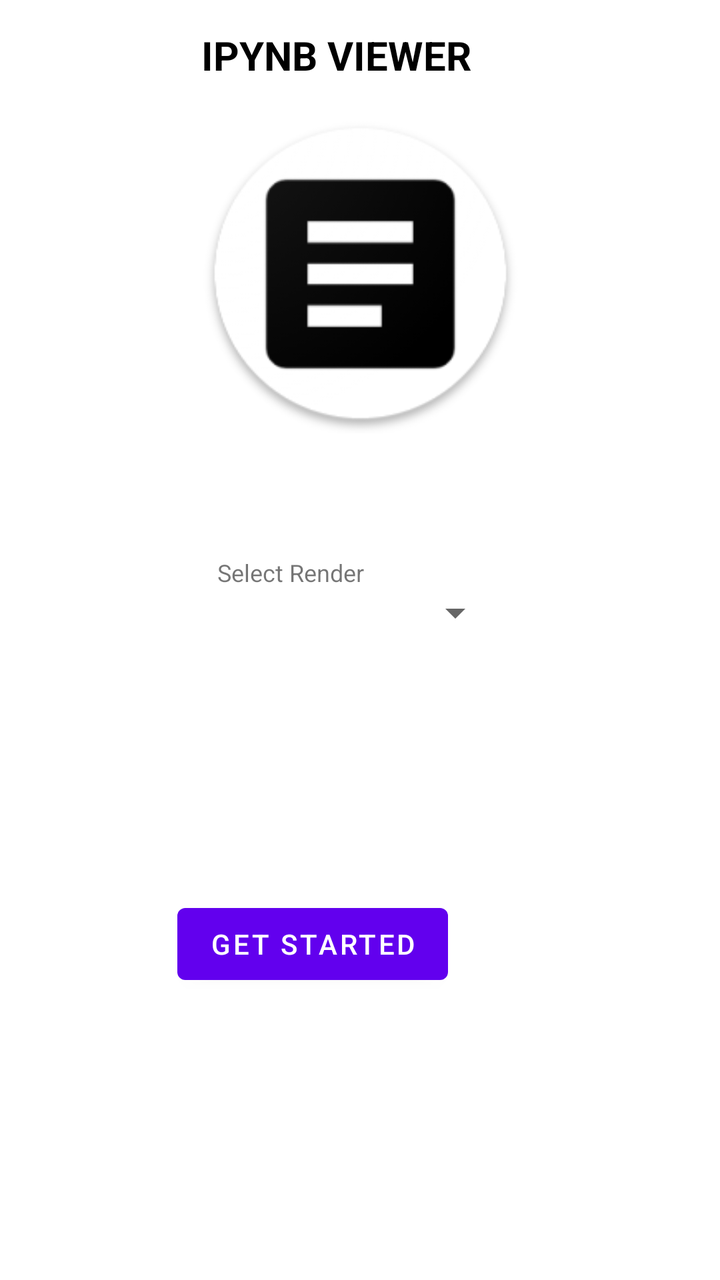
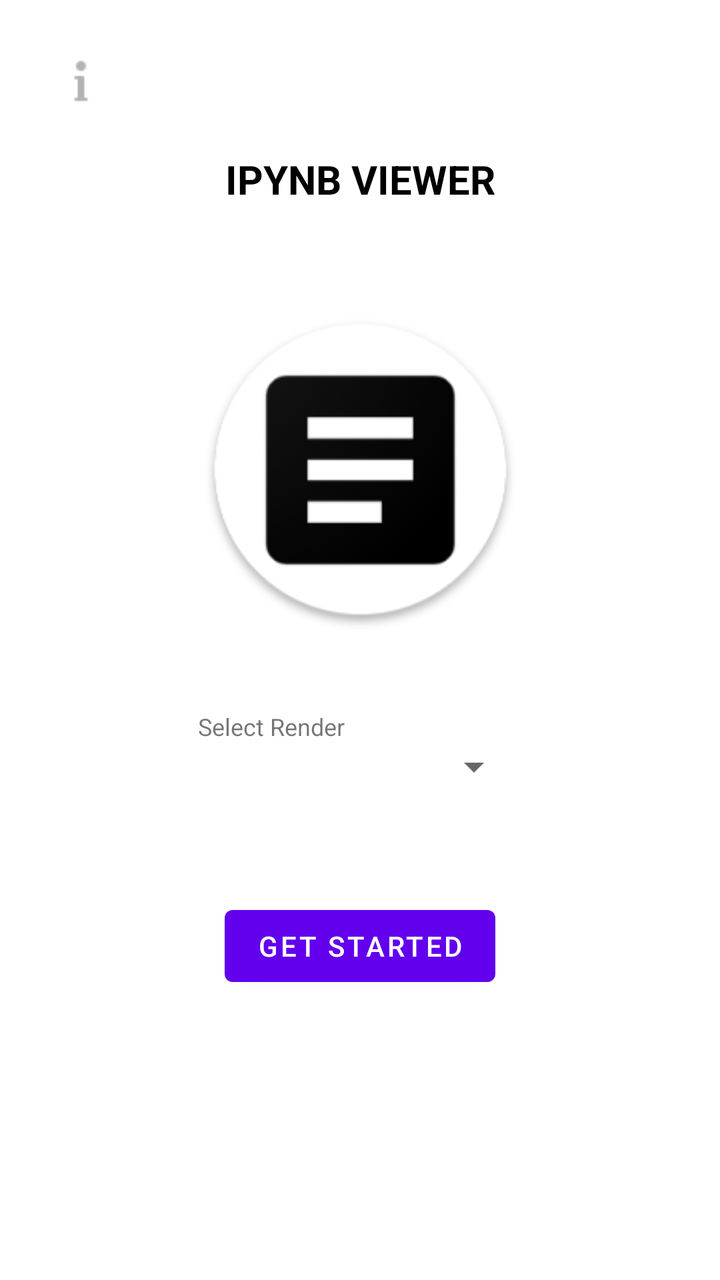

Compare the two renders of this Android layout. The source of the first and the diff that turns it into the second are given below.
<!-- AndroidManifest.xml: application theme Theme.IpynbViewer -->
<!-- res/layout/activity_main.xml -->
<?xml version="1.0" encoding="utf-8"?>
<androidx.constraintlayout.widget.ConstraintLayout xmlns:android="http://schemas.android.com/apk/res/android"
    xmlns:app="http://schemas.android.com/apk/res-auto"
    xmlns:tools="http://schemas.android.com/tools"
    android:layout_width="match_parent"
    android:layout_height="match_parent">

    <Button
        android:id="@+id/getStarted"
        android:layout_width="wrap_content"
        android:layout_height="wrap_content"
        android:layout_marginTop="448dp"
        android:layout_marginEnd="136dp"
        android:text="Get Started"
        app:layout_constraintEnd_toEndOf="parent"
        app:layout_constraintTop_toTopOf="parent" />

    <TextView
        android:id="@+id/title"
        android:layout_width="wrap_content"
        android:layout_height="wrap_content"
        android:layout_marginTop="58dp"
        android:layout_marginBottom="237dp"
        android:text="IPYNB VIEWER"
        android:textColor="#000000"
        android:textSize="20sp"
        android:textStyle="bold"
        app:layout_constraintBottom_toTopOf="@+id/linearLayout"
        app:layout_constraintStart_toStartOf="@+id/logoimg"
        app:layout_constraintTop_toTopOf="parent" />

    <ImageView
        android:id="@+id/logoimg"
        android:layout_width="159dp"
        android:layout_height="0dp"
        android:src="@drawable/logo"
        app:layout_constraintEnd_toEndOf="parent"
        app:layout_constraintStart_toStartOf="parent"
        app:layout_constraintTop_toBottomOf="@+id/title" />

    <LinearLayout
        android:id="@+id/linearLayout"
        android:layout_width="143dp"
        android:layout_height="57dp"
        android:layout_marginBottom="349dp"
        android:orientation="vertical"
        app:layout_constraintBottom_toBottomOf="parent"
        app:layout_constraintEnd_toEndOf="parent"
        app:layout_constraintStart_toStartOf="parent"
        app:layout_constraintTop_toBottomOf="@+id/title">

        <TextView
            android:layout_width="match_parent"
            android:layout_height="wrap_content"
            android:text="Select Render"
            android:textSize="12sp" />

        <Spinner
            android:id="@+id/selectRender"
            android:layout_width="match_parent"
            android:layout_height="wrap_content"
            android:prompt="@string/title" />


    </LinearLayout>


</androidx.constraintlayout.widget.ConstraintLayout>
<!-- resources referenced by this layout -->
<resources>
  <!-- drawable logo: png bitmap (drawable, 13798 bytes) -->
  <string name="title">Select Render</string>
  <style name="Theme.IpynbViewer" parent="Theme.MaterialComponents.DayNight.DarkActionBar">
          
          <item name="colorPrimary">@color/purple_500</item>
          <item name="colorPrimaryVariant">@color/purple_700</item>
          <item name="colorOnPrimary">@color/white</item>
          
          <item name="colorSecondary">@color/teal_200</item>
          <item name="colorSecondaryVariant">@color/teal_700</item>
          <item name="colorOnSecondary">@color/black</item>
          
          <item name="android:statusBarColor">?attr/colorPrimaryVariant</item>
          
          <item name="windowNoTitle">true</item>
      </style>
  <color name="purple_500">#FF6200EE</color>
  <color name="purple_700">#FF3700B3</color>
  <color name="white">#FFFFFFFF</color>
  <color name="teal_200">#FF03DAC5</color>
  <color name="teal_700">#FF018786</color>
  <color name="black">#FF000000</color>
</resources>

<!-- the commit's change to res/layout/activity_main.xml (unified diff, before → after) -->
@@ -8,46 +8,52 @@
     <Button
         android:id="@+id/getStarted"
         android:layout_width="wrap_content"
-        android:layout_height="wrap_content"
-        android:layout_marginTop="448dp"
-        android:layout_marginEnd="136dp"
+        android:layout_height="48dp"
+        android:layout_marginTop="28dp"
+        android:layout_marginBottom="100dp"
         android:text="Get Started"
+        app:layout_constraintBottom_toBottomOf="parent"
         app:layout_constraintEnd_toEndOf="parent"
-        app:layout_constraintTop_toTopOf="parent" />
+        app:layout_constraintHorizontal_bias="0.5"
+        app:layout_constraintStart_toStartOf="parent"
+        app:layout_constraintTop_toBottomOf="@+id/linearLayout"
+        app:layout_constraintVertical_bias="0.044" />
 
     <TextView
         android:id="@+id/title"
         android:layout_width="wrap_content"
         android:layout_height="wrap_content"
-        android:layout_marginTop="58dp"
-        android:layout_marginBottom="237dp"
+        android:layout_marginTop="76dp"
         android:text="IPYNB VIEWER"
         android:textColor="#000000"
         android:textSize="20sp"
         android:textStyle="bold"
-        app:layout_constraintBottom_toTopOf="@+id/linearLayout"
-        app:layout_constraintStart_toStartOf="@+id/logoimg"
+        app:layout_constraintEnd_toEndOf="parent"
+        app:layout_constraintHorizontal_bias="0.501"
+        app:layout_constraintStart_toStartOf="parent"
         app:layout_constraintTop_toTopOf="parent" />
 
     <ImageView
         android:id="@+id/logoimg"
         android:layout_width="159dp"
         android:layout_height="0dp"
+        android:layout_marginTop="36dp"
         android:src="@drawable/logo"
         app:layout_constraintEnd_toEndOf="parent"
+        app:layout_constraintHorizontal_bias="0.5"
         app:layout_constraintStart_toStartOf="parent"
         app:layout_constraintTop_toBottomOf="@+id/title" />
 
     <LinearLayout
         android:id="@+id/linearLayout"
-        android:layout_width="143dp"
-        android:layout_height="57dp"
-        android:layout_marginBottom="349dp"
+        android:layout_width="162dp"
+        android:layout_height="64dp"
+        android:layout_marginTop="24dp"
         android:orientation="vertical"
-        app:layout_constraintBottom_toBottomOf="parent"
         app:layout_constraintEnd_toEndOf="parent"
+        app:layout_constraintHorizontal_bias="0.5"
         app:layout_constraintStart_toStartOf="parent"
-        app:layout_constraintTop_toBottomOf="@+id/title">
+        app:layout_constraintTop_toBottomOf="@+id/logoimg">
 
         <TextView
             android:layout_width="match_parent"
@@ -60,9 +66,18 @@
             android:layout_width="match_parent"
             android:layout_height="wrap_content"
             android:prompt="@string/title" />
+    </LinearLayout>
 
-
-    </LinearLayout>
+    <ImageView
+        android:id="@+id/infologo"
+        android:layout_width="25dp"
+        android:layout_height="25dp"
+        android:layout_marginStart="28dp"
+        android:layout_marginTop="28dp"
+        android:alpha="0.3"
+        android:src="@drawable/info"
+        app:layout_constraintStart_toStartOf="parent"
+        app:layout_constraintTop_toTopOf="parent" />
 
 
 </androidx.constraintlayout.widget.ConstraintLayout>
<!-- resource entries referenced after the edit -->
@@ -1,5 +1,6 @@
 <!-- resources referenced by this layout -->
 <resources>
+  <!-- drawable info: png bitmap (drawable, 208 bytes) -->
   <!-- drawable logo: png bitmap (drawable, 13798 bytes) -->
   <string name="title">Select Render</string>
   <style name="Theme.IpynbViewer" parent="Theme.MaterialComponents.DayNight.DarkActionBar">
@@ -15,6 +16,8 @@
           <item name="android:statusBarColor">?attr/colorPrimaryVariant</item>
           
           <item name="windowNoTitle">true</item>
+  
+          <item name="android:windowFullscreen">true</item>
       </style>
   <color name="purple_500">#FF6200EE</color>
   <color name="purple_700">#FF3700B3</color>
